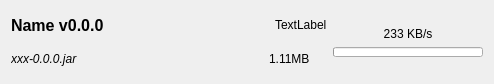
The window that src/ui/downloaderitemwidget.ui (kaniol-lck/modmanager) describes before a commit, drawn with Qt 5.
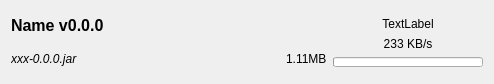
The same window after the commit.

What changed in the file:
```diff
--- a/src/ui/downloaderitemwidget.ui
+++ b/src/ui/downloaderitemwidget.ui
@@ -16,26 +16,6 @@
   <layout class="QGridLayout" name="gridLayout_2">
    <item row="0" column="0">
     <layout class="QGridLayout" name="gridLayout">
-     <item row="0" column="0" colspan="2">
-      <widget class="QLabel" name="displayNameText">
-       <property name="sizePolicy">
-        <sizepolicy hsizetype="Expanding" vsizetype="Preferred">
-         <horstretch>0</horstretch>
-         <verstretch>0</verstretch>
-        </sizepolicy>
-       </property>
-       <property name="font">
-        <font>
-         <pointsize>12</pointsize>
-         <weight>75</weight>
-         <bold>true</bold>
-        </font>
-       </property>
-       <property name="text">
-        <string>Name v0.0.0</string>
-       </property>
-      </widget>
-     </item>
      <item row="1" column="0">
       <widget class="QLabel" name="fileNameText">
        <property name="sizePolicy">
@@ -57,13 +37,6 @@
        </property>
       </widget>
      </item>
-     <item row="0" column="2">
-      <widget class="QLabel" name="downloaStatus">
-       <property name="text">
-        <string>TextLabel</string>
-       </property>
-      </widget>
-     </item>
      <item row="1" column="1" colspan="2">
       <widget class="QLabel" name="downloadSizeText">
        <property name="text">
@@ -71,6 +44,26 @@
        </property>
       </widget>
      </item>
+     <item row="0" column="0" colspan="3">
+      <widget class="QLabel" name="displayNameText">
+       <property name="sizePolicy">
+        <sizepolicy hsizetype="Expanding" vsizetype="Preferred">
+         <horstretch>0</horstretch>
+         <verstretch>0</verstretch>
+        </sizepolicy>
+       </property>
+       <property name="font">
+        <font>
+         <pointsize>12</pointsize>
+         <weight>75</weight>
+         <bold>true</bold>
+        </font>
+       </property>
+       <property name="text">
+        <string>Name v0.0.0</string>
+       </property>
+      </widget>
+     </item>
     </layout>
    </item>
    <item row="0" column="1">
@@ -88,6 +81,16 @@
        </property>
       </spacer>
      </item>
+     <item>
+      <widget class="QLabel" name="downloaStatus">
+       <property name="text">
+        <string>TextLabel</string>
+       </property>
+       <property name="alignment">
+        <set>Qt::AlignCenter</set>
+       </property>
+      </widget>
+     </item>
      <item>
       <widget class="QLabel" name="downloadSpeedText">
        <property name="sizePolicy">
```
